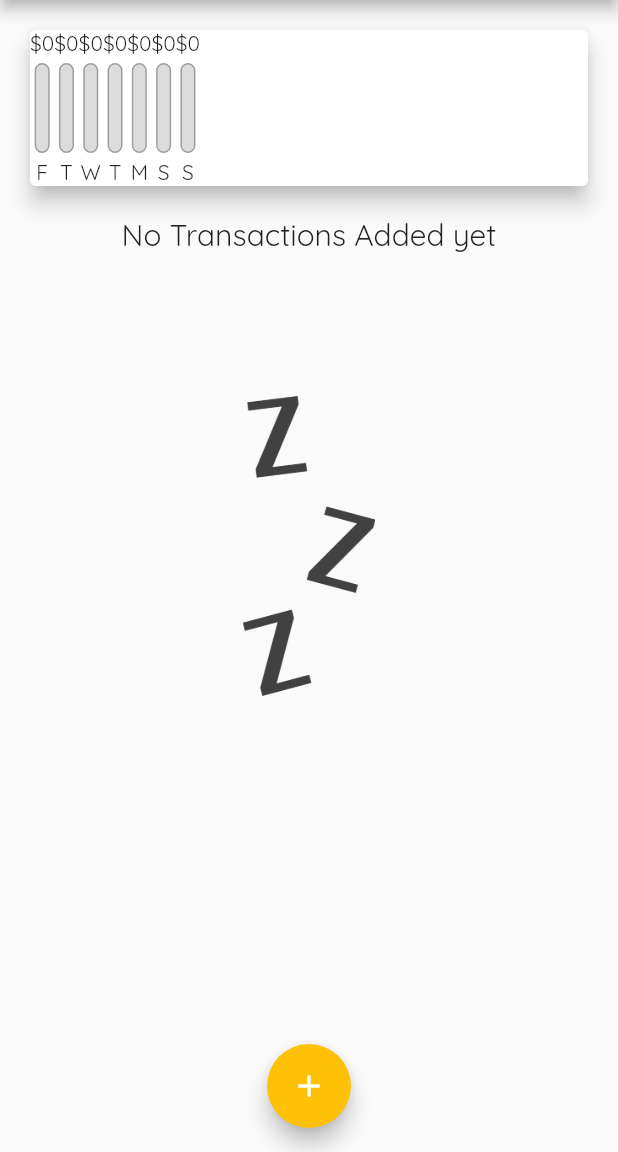
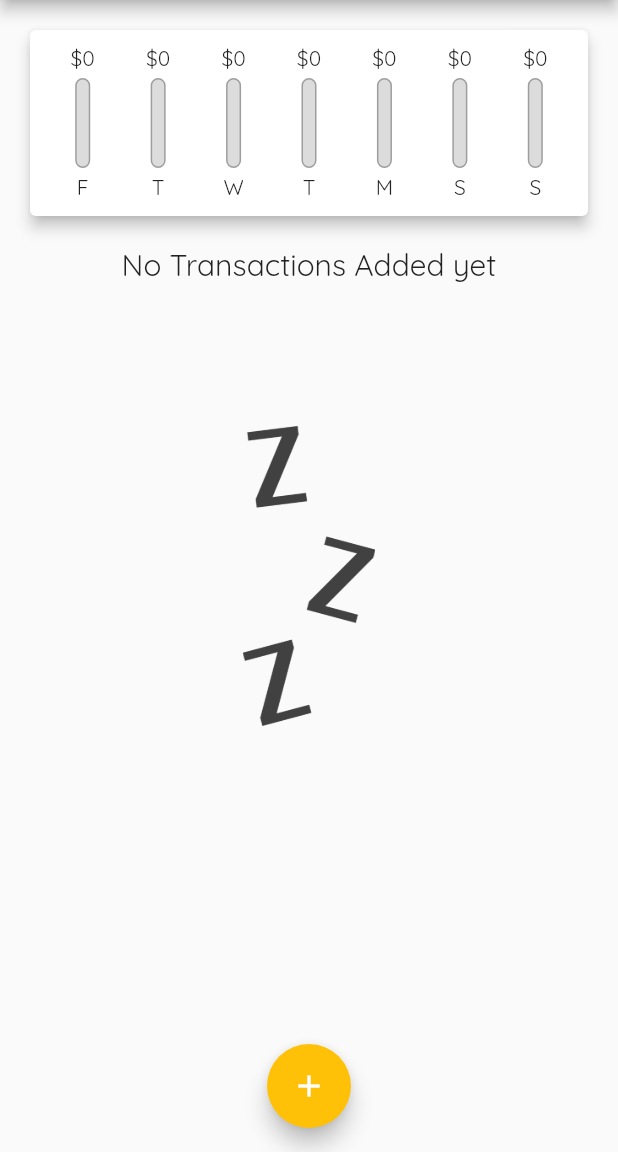
Before and after one commit to aritroo/expense_manager, a Flutter app: the screen it shows after launch, on a phone screen of 412 x 824 dp, the part 84-1236 px from its top. Run offline on Flutter 3.47's test engine with Material 2 defaults, Android fonts, the phone set to English and light mode, and no system bars.

Commit message:
added padding and some improvement

```diff
--- a/lib/widgets/chart.dart
+++ b/lib/widgets/chart.dart
@@ -44,17 +44,24 @@ class Chart extends StatelessWidget {
   Widget build(BuildContext context) {
     // print(groupedTransactionValues);
     return Card(
-      elevation: 6,
+      elevation: 4,
       margin: EdgeInsets.all(20),
+      child: Padding(
+        padding: EdgeInsets.all(10),
         child: Row(
+          mainAxisAlignment: MainAxisAlignment.spaceAround,
           children: groupedTransactionValues.map((data) {
-          return ChartBar(
+            return Flexible(
+              fit: FlexFit.tight,
+              child: ChartBar(
                   (data['day'] as String),
                   (data['amount'] as double),
                   totalSpending == 0.0
                       ? 0.0
-                  : (data['amount'] as double) / totalSpending);
+                      : (data['amount'] as double) / totalSpending),
+            );
           }).toList(),
+        ),
       ),
     );
   }
--- a/lib/widgets/chart_bar.dart
+++ b/lib/widgets/chart_bar.dart
@@ -11,7 +11,7 @@ class ChartBar extends StatelessWidget {
   Widget build(BuildContext context) {
     return Column(
       children: [
-        Text('\$${spendingAmount.toStringAsFixed(0)}'),
+        FittedBox(child: Text('\$${spendingAmount.toStringAsFixed(0)}')),
         SizedBox(
           height: 4,
         ),
```
Lines whose indentation alone changed are shown as unchanged.
